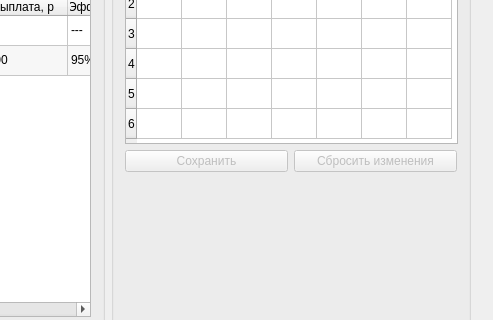
The window that SalaryCount/SalaryCount/salarycount.ui (artemkurylev/mdkp) describes before a commit, drawn with Qt 5; both pictures show x 239 to 732 and y 149 to 469 of the 732 by 552 pixel window.
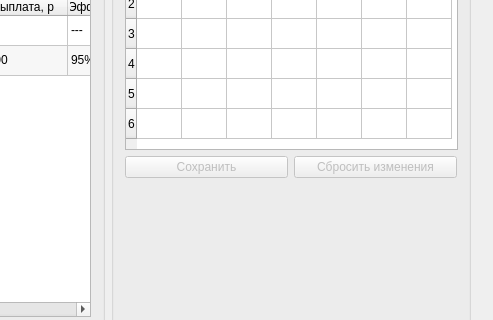
The same window after the commit. Icons and pictures are not drawn.

Commit message: Небольшие правеи для улучшения вида окна с табебелями учета труда

```diff
--- a/SalaryCount/SalaryCount/salarycount.ui
+++ b/SalaryCount/SalaryCount/salarycount.ui
@@ -372,15 +372,15 @@
              <property name="minimumSize">
               <size>
                <width>333</width>
-               <height>204</height>
-              </size>
-             </property>
-             <property name="maximumSize">
-              <size>
-               <width>335</width>
                <height>210</height>
               </size>
              </property>
+             <property name="maximumSize">
+              <size>
+               <width>335</width>
+               <height>220</height>
+              </size>
+             </property>
              <property name="selectionMode">
               <enum>QAbstractItemView::NoSelection</enum>
              </property>
```
Left out of the diff: 16 changed lines with no effect on the pictures.
